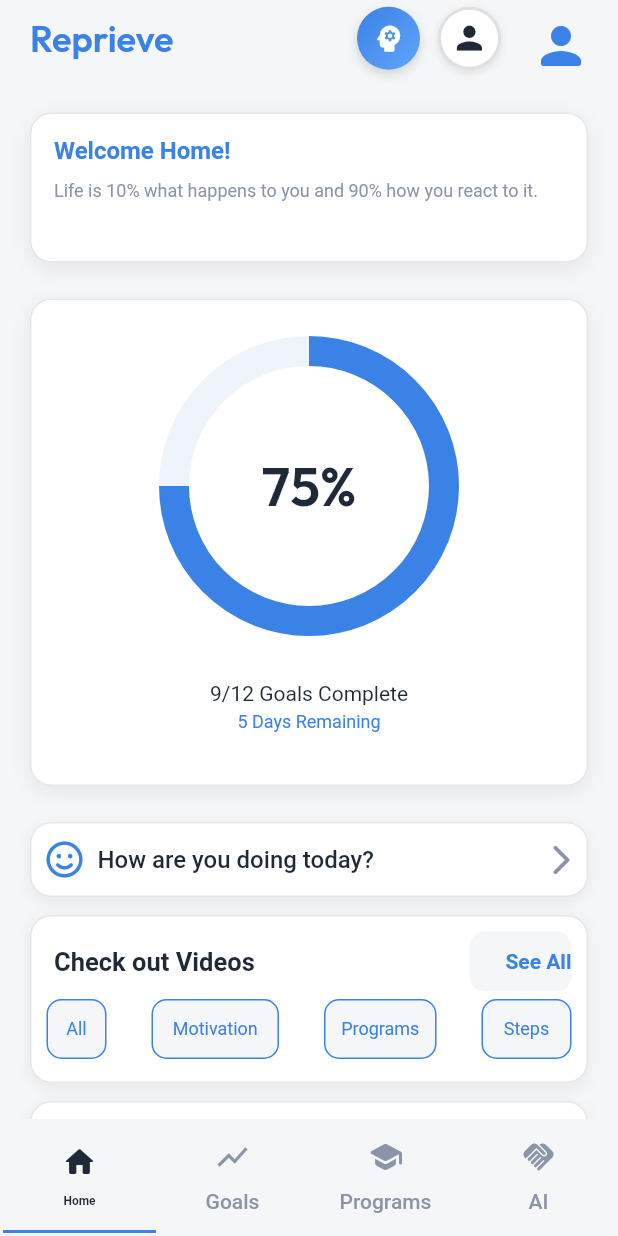
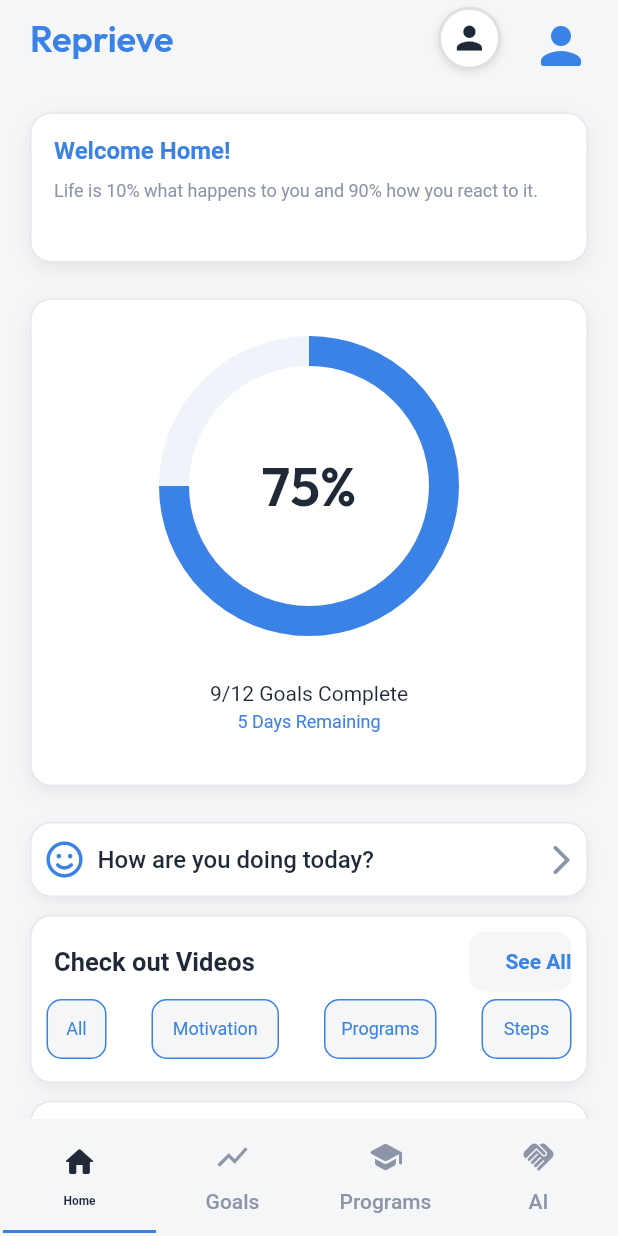
Before and after one commit to Brian2169fdsa/reprieveai, a Flutter app: the screen it shows after launch, on a phone screen of 412 x 824 dp. Run offline on Flutter 3.47's test engine with Material 3 defaults, Android fonts, the phone set to English and light mode, and no system bars; drawn by our look-alikes of auto_size_text, percent_indicator; our stand-ins replace badges, cloud_firestore, cloud_functions, equatable, file_picker, firebase_auth and 17 more; missing offline and left inert: dart:html, dart:ui_web, json_path, mime_type, webview_flutter_android, webviewx_plus; accounts and stored records are empty; Roboto replaces fonts that are missing (Readex Pro).

Commit message:
Fix Community feature: Remove duplicate AI button and fix navigation
- Removed AI assistant button from header (already exists in bottom tabs)
- Fixed community avatar navigation to use GoRouter properly
- Added go_router import for pushNamed method
- Deleted unused ai_assistant_button.dart file
- Rebuilt and redeployed to Firebase

Co-Authored-By: Claude Sonnet 4.5 <noreply@anthropic.com>

```diff
--- a/lib/components/ai_assistant_button/ai_assistant_button.dart
+++ /dev/null
@@ -1,94 +0,0 @@
-import 'package:flutter/material.dart';
-import '/flutter_flow/flutter_flow_theme.dart';
-
-class AiAssistantButton extends StatefulWidget {
-  const AiAssistantButton({super.key});
-
-  @override
-  State<AiAssistantButton> createState() => _AiAssistantButtonState();
-}
-
-class _AiAssistantButtonState extends State<AiAssistantButton>
-    with SingleTickerProviderStateMixin {
-  late AnimationController _animationController;
-  late Animation<double> _scaleAnimation;
-
-  @override
-  void initState() {
-    super.initState();
-    _animationController = AnimationController(
-      duration: const Duration(milliseconds: 100),
-      vsync: this,
-    );
-    _scaleAnimation = Tween<double>(begin: 1.0, end: 0.95).animate(
-      CurvedAnimation(parent: _animationController, curve: Curves.easeInOut),
-    );
-  }
-
-  @override
-  void dispose() {
-    _animationController.dispose();
-    super.dispose();
-  }
-
-  void _navigateToAssistant() {
-    // Navigate to AI assistant tab (index 3 in the TabBar)
-    // This will be handled by changing the tab in the parent HomeWidget
-    // For now, we'll use a simple navigation or callback
-    // The user can tap on the AI tab at the bottom to access the assistant
-    ScaffoldMessenger.of(context).showSnackBar(
-      const SnackBar(
-        content: Text('Tap the AI tab below to access your assistant'),
-        duration: Duration(seconds: 2),
-      ),
-    );
-  }
-
-  @override
-  Widget build(BuildContext context) {
-    final isTablet = MediaQuery.of(context).size.width >= 600;
-    final size = isTablet ? 48.0 : 42.0;
-
-    return Tooltip(
-      message: 'AI Assistant',
-      child: GestureDetector(
-        onTap: () {
-          _animationController.forward().then((_) {
-            _animationController.reverse();
-            _navigateToAssistant();
-          });
-        },
-        child: ScaleTransition(
-          scale: _scaleAnimation,
-          child: Container(
-            width: size,
-            height: size,
-            decoration: BoxDecoration(
-              shape: BoxShape.circle,
-              gradient: LinearGradient(
-                colors: [
-                  FlutterFlowTheme.of(context).primary,
-                  FlutterFlowTheme.of(context).secondary,
-                ],
-                begin: Alignment.topLeft,
-                end: Alignment.bottomRight,
-              ),
-              boxShadow: [
-                BoxShadow(
-                  color: Colors.black.withOpacity(0.15),
-                  blurRadius: 6,
-                  offset: const Offset(0, 3),
-                ),
-              ],
-            ),
-            child: Icon(
-              Icons.psychology_rounded,
-              size: size * 0.55,
-              color: Colors.white,
-            ),
-          ),
-        ),
-      ),
-    );
-  }
-}
--- a/lib/components/community_avatar/community_avatar_button.dart
+++ b/lib/components/community_avatar/community_avatar_button.dart
@@ -4,6 +4,7 @@ import 'package:firebase_auth/firebase_auth.dart';
 import 'package:cloud_firestore/cloud_firestore.dart';
 import 'package:firebase_storage/firebase_storage.dart';
 import 'package:image_picker/image_picker.dart';
+import 'package:go_router/go_router.dart';
 import '/flutter_flow/flutter_flow_theme.dart';
 
 class CommunityAvatarButton extends StatefulWidget {
@@ -199,7 +200,7 @@ class _CommunityAvatarButtonState extends State<CommunityAvatarButton>
   }
 
   void _navigateToCommunity() {
-    Navigator.pushNamed(context, '/community');
+    context.pushNamed('Community');
   }
 
   @override
--- a/lib/components/home_header_view/home_header_view_widget.dart
+++ b/lib/components/home_header_view/home_header_view_widget.dart
@@ -1,5 +1,4 @@
 import '/components/nav_profile_button/nav_profile_button_widget.dart';
-import '/components/ai_assistant_button/ai_assistant_button.dart';
 import '/components/community_avatar/community_avatar_button.dart';
 import '/flutter_flow/flutter_flow_theme.dart';
 import '/flutter_flow/flutter_flow_util.dart';
@@ -59,8 +58,6 @@ class _HomeHeaderViewWidgetState extends State<HomeHeaderViewWidget> {
                 ),
           ),
           const Spacer(),
-          const AiAssistantButton(),
-          const SizedBox(width: 12),
           const CommunityAvatarButton(),
           const SizedBox(width: 12),
           wrapWithModel(
```
Also changed, not shown: 1 other file.
